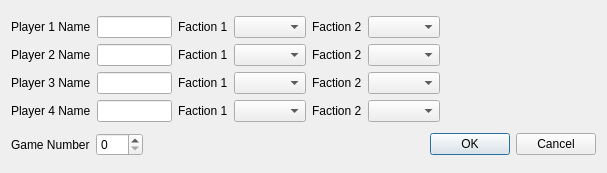
Old version of the form newGame.ui in the repository fabikw/Smash-UP.
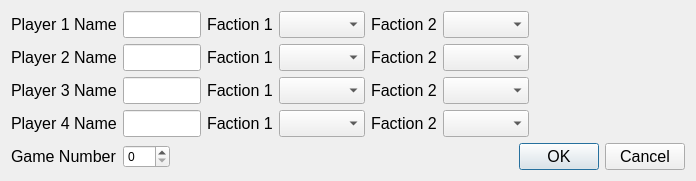
New version of the form.

Diff of the .ui file:
```diff
--- a/newGame.ui
+++ b/newGame.ui
@@ -6,8 +6,8 @@
    <rect>
     <x>0</x>
     <y>0</y>
-    <width>607</width>
-    <height>173</height>
+    <width>696</width>
+    <height>181</height>
    </rect>
   </property>
   <property name="windowTitle">
@@ -19,7 +19,7 @@
      <item row="3" column="6">
       <widget class="QLabel" name="player4name">
        <property name="sizePolicy">
-        <sizepolicy hsizetype="Expanding" vsizetype="Preferred">
+        <sizepolicy hsizetype="Preferred" vsizetype="Preferred">
          <horstretch>0</horstretch>
          <verstretch>0</verstretch>
         </sizepolicy>
@@ -30,6 +30,11 @@
          <height>0</height>
         </size>
        </property>
+       <property name="font">
+        <font>
+         <pointsize>12</pointsize>
+        </font>
+       </property>
        <property name="text">
         <string/>
        </property>
@@ -37,36 +42,74 @@
      </item>
      <item row="2" column="2">
       <widget class="QLabel" name="label_8">
+       <property name="font">
+        <font>
+         <pointsize>12</pointsize>
+        </font>
+       </property>
        <property name="text">
         <string>Faction 1</string>
        </property>
       </widget>
      </item>
      <item row="0" column="5">
-      <widget class="QComboBox" name="player1faction2"/>
+      <widget class="QComboBox" name="player1faction2">
+       <property name="font">
+        <font>
+         <pointsize>12</pointsize>
+        </font>
+       </property>
+      </widget>
      </item>
      <item row="0" column="0">
       <widget class="QLabel" name="label">
+       <property name="font">
+        <font>
+         <pointsize>12</pointsize>
+        </font>
+       </property>
        <property name="text">
         <string>Player 1 Name</string>
        </property>
       </widget>
      </item>
      <item row="3" column="5">
-      <widget class="QComboBox" name="player4faction2"/>
+      <widget class="QComboBox" name="player4faction2">
+       <property name="font">
+        <font>
+         <pointsize>12</pointsize>
+        </font>
+       </property>
+      </widget>
      </item>
      <item row="3" column="2">
       <widget class="QLabel" name="label_11">
+       <property name="font">
+        <font>
+         <pointsize>12</pointsize>
+        </font>
+       </property>
        <property name="text">
         <string>Faction 1</string>
        </property>
       </widget>
      </item>
      <item row="3" column="3">
-      <widget class="QComboBox" name="player4faction1"/>
+      <widget class="QComboBox" name="player4faction1">
+       <property name="font">
+        <font>
+         <pointsize>12</pointsize>
+        </font>
+       </property>
+      </widget>
      </item>
      <item row="1" column="0">
       <widget class="QLabel" name="label_4">
+       <property name="font">
+        <font>
+         <pointsize>12</pointsize>
+        </font>
+       </property>
        <property name="text">
         <string>Player 2 Name</string>
        </property>
@@ -75,7 +118,7 @@
      <item row="0" column="6">
       <widget class="QLabel" name="player1name">
        <property name="sizePolicy">
-        <sizepolicy hsizetype="Expanding" vsizetype="Preferred">
+        <sizepolicy hsizetype="Preferred" vsizetype="Preferred">
          <horstretch>0</horstretch>
          <verstretch>0</verstretch>
         </sizepolicy>
@@ -86,6 +129,11 @@
          <height>0</height>
         </size>
        </property>
+       <property name="font">
+        <font>
+         <pointsize>12</pointsize>
+        </font>
+       </property>
        <property name="text">
         <string/>
        </property>
@@ -93,6 +141,11 @@
      </item>
      <item row="3" column="4">
       <widget class="QLabel" name="label_12">
+       <property name="font">
+        <font>
+         <pointsize>12</pointsize>
+        </font>
+       </property>
        <property name="text">
         <string>Faction 2</string>
        </property>
@@ -101,7 +154,7 @@
      <item row="2" column="6">
       <widget class="QLabel" name="player3name">
        <property name="sizePolicy">
-        <sizepolicy hsizetype="Expanding" vsizetype="Preferred">
+        <sizepolicy hsizetype="Preferred" vsizetype="Preferred">
          <horstretch>0</horstretch>
          <verstretch>0</verstretch>
         </sizepolicy>
@@ -112,6 +165,11 @@
          <height>0</height>
         </size>
        </property>
+       <property name="font">
+        <font>
+         <pointsize>12</pointsize>
+        </font>
+       </property>
        <property name="text">
         <string/>
        </property>
@@ -119,16 +177,32 @@
      </item>
      <item row="0" column="4">
       <widget class="QLabel" name="label_3">
+       <property name="font">
+        <font>
+         <pointsize>12</pointsize>
+        </font>
+       </property>
        <property name="text">
         <string>Faction 2</string>
        </property>
       </widget>
      </item>
      <item row="1" column="3">
-      <widget class="QComboBox" name="player2faction1"/>
+      <widget class="QComboBox" name="player2faction1">
+       <property name="font">
+        <font>
+         <pointsize>12</pointsize>
+        </font>
+       </property>
+      </widget>
      </item>
      <item row="0" column="2">
       <widget class="QLabel" name="label_2">
+       <property name="font">
+        <font>
+         <pointsize>12</pointsize>
+        </font>
+       </property>
        <property name="text">
         <string>Faction 1</string>
        </property>
@@ -137,7 +211,7 @@
      <item row="1" column="6">
       <widget class="QLabel" name="player2name">
        <property name="sizePolicy">
-        <sizepolicy hsizetype="Expanding" vsizetype="Preferred">
+        <sizepolicy hsizetype="Preferred" vsizetype="Preferred">
          <horstretch>0</horstretch>
          <verstretch>0</verstretch>
         </sizepolicy>
@@ -148,6 +222,11 @@
          <height>0</height>
         </size>
        </property>
+       <property name="font">
+        <font>
+         <pointsize>12</pointsize>
+        </font>
+       </property>
        <property name="text">
         <string/>
        </property>
@@ -155,6 +234,11 @@
      </item>
      <item row="1" column="4">
       <widget class="QLabel" name="label_6">
+       <property name="font">
+        <font>
+         <pointsize>12</pointsize>
+        </font>
+       </property>
        <property name="text">
         <string>Faction 2</string>
        </property>
@@ -162,6 +246,11 @@
      </item>
      <item row="2" column="0">
       <widget class="QLabel" name="label_7">
+       <property name="font">
+        <font>
+         <pointsize>12</pointsize>
+        </font>
+       </property>
        <property name="text">
         <string>Player 3 Name</string>
        </property>
@@ -169,48 +258,111 @@
      </item>
      <item row="1" column="2">
       <widget class="QLabel" name="label_5">
+       <property name="font">
+        <font>
+         <pointsize>12</pointsize>
+        </font>
+       </property>
        <property name="text">
         <string>Faction 1</string>
        </property>
       </widget>
      </item>
      <item row="2" column="5">
-      <widget class="QComboBox" name="player3faction2"/>
+      <widget class="QComboBox" name="player3faction2">
+       <property name="font">
+        <font>
+         <pointsize>12</pointsize>
+        </font>
+       </property>
+      </widget>
      </item>
      <item row="2" column="4">
       <widget class="QLabel" name="label_9">
+       <property name="font">
+        <font>
+         <pointsize>12</pointsize>
+        </font>
+       </property>
        <property name="text">
         <string>Faction 2</string>
        </property>
       </widget>
      </item>
      <item row="0" column="3">
-      <widget class="QComboBox" name="player1faction1"/>
+      <widget class="QComboBox" name="player1faction1">
+       <property name="font">
+        <font>
+         <pointsize>12</pointsize>
+        </font>
+       </property>
+      </widget>
      </item>
      <item row="2" column="3">
-      <widget class="QComboBox" name="player3faction1"/>
+      <widget class="QComboBox" name="player3faction1">
+       <property name="font">
+        <font>
+         <pointsize>12</pointsize>
+        </font>
+       </property>
+      </widget>
      </item>
      <item row="3" column="0">
       <widget class="QLabel" name="label_10">
+       <property name="font">
+        <font>
+         <pointsize>12</pointsize>
+        </font>
+       </property>
        <property name="text">
         <string>Player 4 Name</string>
        </property>
       </widget>
      </item>
      <item row="1" column="5">
-      <widget class="QComboBox" name="player2faction2"/>
+      <widget class="QComboBox" name="player2faction2">
+       <property name="font">
+        <font>
+         <pointsize>12</pointsize>
+        </font>
+       </property>
+      </widget>
      </item>
      <item row="0" column="1">
-      <widget class="QLineEdit" name="player1"/>
+      <widget class="QLineEdit" name="player1">
+       <property name="font">
+        <font>
+         <pointsize>12</pointsize>
+        </font>
+       </property>
+      </widget>
      </item>
      <item row="1" column="1">
-      <widget class="QLineEdit" name="player2"/>
+      <widget class="QLineEdit" name="player2">
+       <property name="font">
+        <font>
+         <pointsize>12</pointsize>
+        </font>
+       </property>
+      </widget>
      </item>
      <item row="2" column="1">
-      <widget class="QLineEdit" name="player3"/>
+      <widget class="QLineEdit" name="player3">
+       <property name="font">
+        <font>
+         <pointsize>12</pointsize>
+        </font>
+       </property>
+      </widget>
      </item>
      <item row="3" column="1">
-      <widget class="QLineEdit" name="player4"/>
+      <widget class="QLineEdit" name="player4">
+       <property name="font">
+        <font>
+         <pointsize>12</pointsize>
+        </font>
+       </property>
+      </widget>
      </item>
     </layout>
    </item>
@@ -218,6 +370,11 @@
     <layout class="QHBoxLayout" name="horizontalLayout">
      <item>
       <widget class="QLabel" name="label_13">
+       <property name="font">
+        <font>
+         <pointsize>12</pointsize>
+        </font>
+       </property>
        <property name="text">
         <string>Game Number</string>
        </property>
@@ -245,6 +402,11 @@
      </item>
      <item>
       <widget class="QDialogButtonBox" name="buttonBox">
+       <property name="font">
+        <font>
+         <pointsize>12</pointsize>
+        </font>
+       </property>
        <property name="orientation">
         <enum>Qt::Horizontal</enum>
        </property>
```
